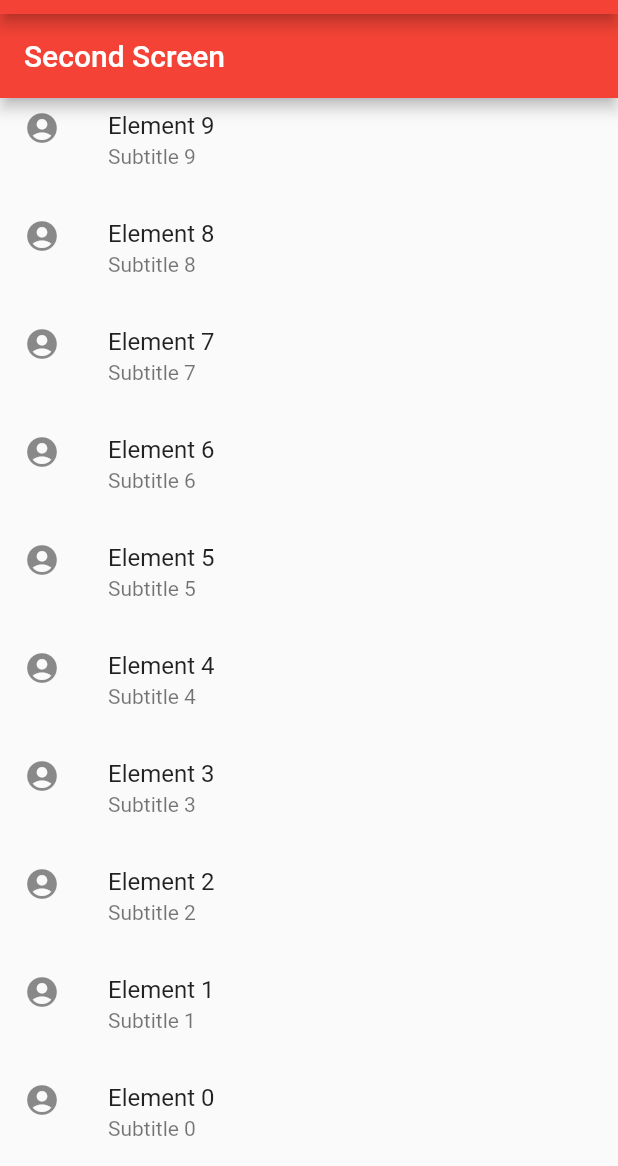
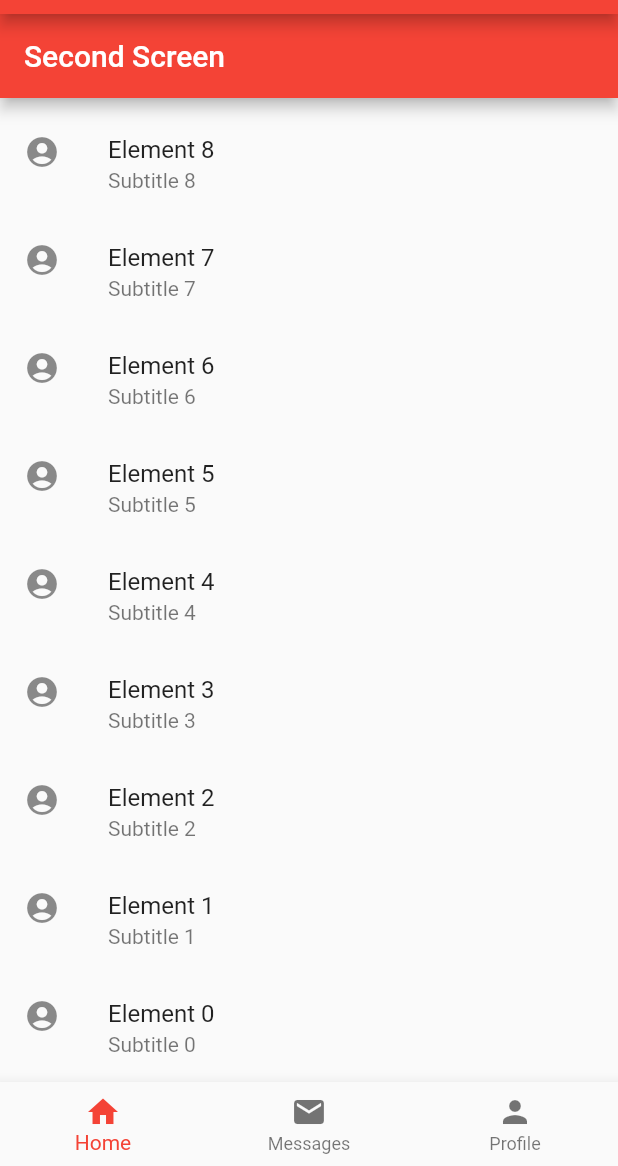
Before and after one commit to JoakoDr/ReturningData, a Flutter app: the screen it shows after launch, on a phone screen of 412 x 824 dp, the part 70-1236 px from its top. Run offline on Flutter 3.47's test engine with Material 2 defaults, Android fonts, the phone set to English and light mode, and no system bars.

```diff
--- a/lib/MyHomePage.dart
+++ b/lib/MyHomePage.dart
@@ -2,7 +2,9 @@
 import 'package:flutter/material.dart';
 import 'package:flutter/cupertino.dart';
 import 'package:flutter_app/GridLayout.dart';
-import 'package:flutter_app/SecondScreen.dart';
+import 'package:flutter_app/homescreen/SecondScreen.dart';
+import 'package:flutter_app/homescreen/HomePresenter.dart';
+import 'package:url_launcher/url_launcher.dart';
 
 
 
@@ -25,11 +27,15 @@ class MyHomePage extends StatefulWidget {
   _MyHomePageState createState() => _MyHomePageState();
 }
 
+
+
 class _MyHomePageState extends State<MyHomePage> {
   int _counter = 0;
   Widget currentScreen;
   SecondScreen _secondScreen = SecondScreen();
   GridLayout _gridLayout = GridLayout();
+
+
 
   @override
   void initState() {
@@ -54,6 +60,9 @@ class _MyHomePageState extends State<MyHomePage> {
       _counter = 0;
     });
   }
+  _launchURL() async {
+
+  }
 
   @override
   Widget build(BuildContext context) {
@@ -69,6 +78,26 @@ class _MyHomePageState extends State<MyHomePage> {
         // the App.build method, and use it to set our appbar title.
         title: Text(widget.title),
       ),
+      bottomNavigationBar: BottomNavigationBar(
+        currentIndex: 0,
+         // this will be set when a new tab is tapped
+        items: [
+          BottomNavigationBarItem(
+            icon: new Icon(Icons.home),
+            title: new Text('Home'),
+
+          ),
+          BottomNavigationBarItem(
+            icon: new Icon(Icons.mail),
+            title: new Text('Messages'),
+          ),
+          BottomNavigationBarItem(
+              icon: Icon(Icons.person),
+              title: Text('Profile')
+          )
+        ],
+      ),
+
       drawer: Drawer(
         child: ListView(
           children: <Widget>[
@@ -82,6 +111,8 @@ class _MyHomePageState extends State<MyHomePage> {
               title: Text("Home"),
               onTap: ()
                   {
+                  //  _launchURL();
+
                     setState(() {
                       currentScreen = _secondScreen;
                       Navigator.pop(context);
@@ -94,6 +125,7 @@ class _MyHomePageState extends State<MyHomePage> {
               title: Text("Settings"),
               onTap: ()
                   {
+                    _launchURL();
                     setState(() {
                       currentScreen = _gridLayout;
                       Navigator.pop(context);
@@ -106,5 +138,6 @@ class _MyHomePageState extends State<MyHomePage> {
       ),
       body:currentScreen
     );
+
   }
 }
--- /dev/null
+++ b/lib/homescreen/HomePresenter.dart
@@ -0,0 +1,19 @@
+import 'package:flutter_app/homescreen/HomeView.dart';
+import 'package:url_launcher/url_launcher.dart';
+
+class HomePresenter
+{
+  HomeView _view;
+
+  HomePresenter(this._view);
+
+  void elementCliked(int position) async{
+   /* const url = 'https://flutter.io';
+    if (await canLaunch(url)) {
+    await launch(url);
+    } else {
+    throw 'Could not launch $url';
+    */
+   _view.openSettingsScreen();
+    }
+  }
--- /dev/null
+++ b/lib/homescreen/HomeView.dart
@@ -0,0 +1,5 @@
+abstract class HomeView
+{
+  openSettingsScreen();
+
+}
--- a/lib/SecondScreen.dart
+++ b/lib/homescreen/SecondScreen.dart
@@ -1,14 +1,29 @@
 import 'package:flutter/material.dart';
 import 'package:flutter_app/GridLayout.dart';
+import 'package:flutter_app/homescreen/HomePresenter.dart';
+import 'package:flutter_app/homescreen/HomeView.dart';
 
 class SecondScreen extends StatefulWidget {
   @override
   _SecondScreenState createState() => _SecondScreenState();
 }
 
-class _SecondScreenState extends State<SecondScreen> {
+class _SecondScreenState extends State<SecondScreen> implements HomeView {
 
+  HomePresenter _homePresenter;
   @override
+
+  _SecondScreenState()
+  {
+    _homePresenter = HomePresenter(this);
+  }
+
+  void initState()
+  {
+
+  }
+
+
   Widget build(BuildContext context) {
     return Scaffold(
         appBar: AppBar(title: Text("Second Screen"),),
@@ -18,7 +33,9 @@ class _SecondScreenState extends State<SecondScreen> {
             title: Text("Element $position"),
             subtitle: Text("Subtitle $position"),
             onTap: (){
-              _navigateAndDisplaySelection(context);
+
+              _homePresenter.elementCliked(position);
+             // _navigateAndDisplaySelection(context);
 
             },
           );
@@ -42,4 +59,13 @@ class _SecondScreenState extends State<SecondScreen> {
       ..removeCurrentSnackBar()
       ..showSnackBar(SnackBar(content: Text("$result")));
   }
+
+  @override
+  openSettingsScreen() {
+    // TODO: implement openSettingsScreen
+    Navigator.push(
+      context,
+      MaterialPageRoute(builder: (context) => GridLayout()),
+    );
+  }
 }
--- a/pubspec.yaml
+++ b/pubspec.yaml
@@ -16,6 +16,7 @@ dependencies:
   flutter:
     sdk: flutter
 
+  url_launcher: ^4.0.3
   # The following adds the Cupertino Icons font to your application.
   # Use with the CupertinoIcons class for iOS style icons.
   cupertino_icons: ^0.1.2
```
Also changed, not shown: lib/GridLayout.dart (+25 -1 lines).
